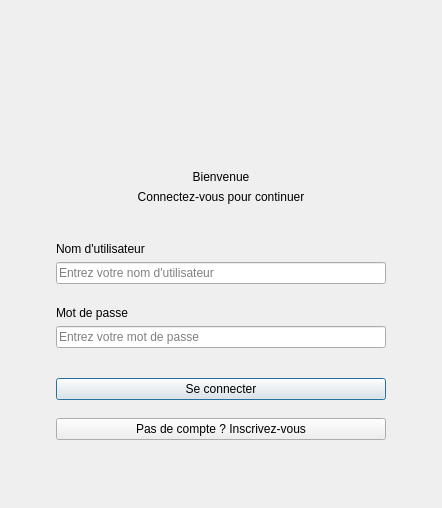
The window that ui/modules/auth/loginpage.ui (Esprit-UP-Algo/projetcpp2526-s2-2a12-smart-carpentry-workshop-management) describes before a commit, drawn with Qt 5.
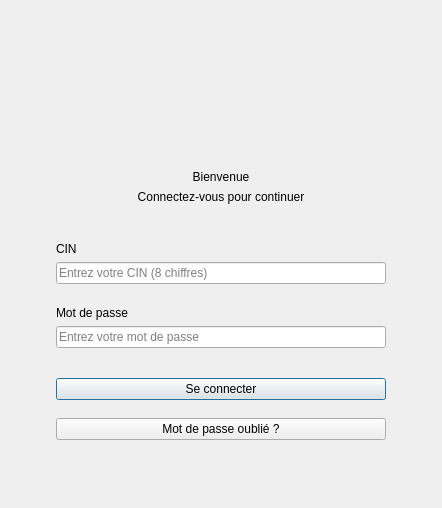
The same window after the commit.

What changed in the file:
```diff
--- a/ui/modules/auth/loginpage.ui
+++ b/ui/modules/auth/loginpage.ui
@@ -27,15 +27,15 @@
       <item><widget class="QLabel" name="auth_title"><property name="text"><string>Bienvenue</string></property><property name="alignment"><set>Qt::AlignCenter</set></property></widget></item>
       <item><widget class="QLabel" name="auth_subtitle"><property name="text"><string>Connectez-vous pour continuer</string></property><property name="alignment"><set>Qt::AlignCenter</set></property></widget></item>
       <item><spacer><property name="orientation"><enum>Qt::Vertical</enum></property><property name="sizeHint" stdset="0"><size><width>20</width><height>32</height></size></property></spacer></item>
-      <item><widget class="QLabel"><property name="text"><string>Nom d'utilisateur</string></property></widget></item>
-      <item><widget class="QLineEdit" name="usernameInput"><property name="placeholderText"><string>Entrez votre nom d'utilisateur</string></property></widget></item>
+      <item><widget class="QLabel"><property name="text"><string>CIN</string></property></widget></item>
+      <item><widget class="QLineEdit" name="usernameInput"><property name="placeholderText"><string>Entrez votre CIN (8 chiffres)</string></property></widget></item>
       <item><spacer><property name="orientation"><enum>Qt::Vertical</enum></property><property name="sizeHint" stdset="0"><size><width>20</width><height>16</height></size></property></spacer></item>
       <item><widget class="QLabel"><property name="text"><string>Mot de passe</string></property></widget></item>
       <item><widget class="QLineEdit" name="passwordInput"><property name="echoMode"><enum>QLineEdit::Password</enum></property><property name="placeholderText"><string>Entrez votre mot de passe</string></property></widget></item>
       <item><spacer><property name="orientation"><enum>Qt::Vertical</enum></property><property name="sizeHint" stdset="0"><size><width>20</width><height>24</height></size></property></spacer></item>
       <item><widget class="QPushButton" name="loginButton"><property name="objectName"><string>primary_button</string></property><property name="text"><string>Se connecter</string></property><property name="default"><bool>true</bool></property></widget></item>
       <item><spacer><property name="orientation"><enum>Qt::Vertical</enum></property><property name="sizeHint" stdset="0"><size><width>20</width><height>12</height></size></property></spacer></item>
-      <item><widget class="QPushButton" name="registerLink"><property name="objectName"><string>text_button</string></property><property name="text"><string>Pas de compte ? Inscrivez-vous</string></property></widget></item>
+      <item><widget class="QPushButton" name="registerLink"><property name="objectName"><string>text_button</string></property><property name="text"><string>Mot de passe oublié ?</string></property></widget></item>
      </layout>
     </widget>
    </item>
```
